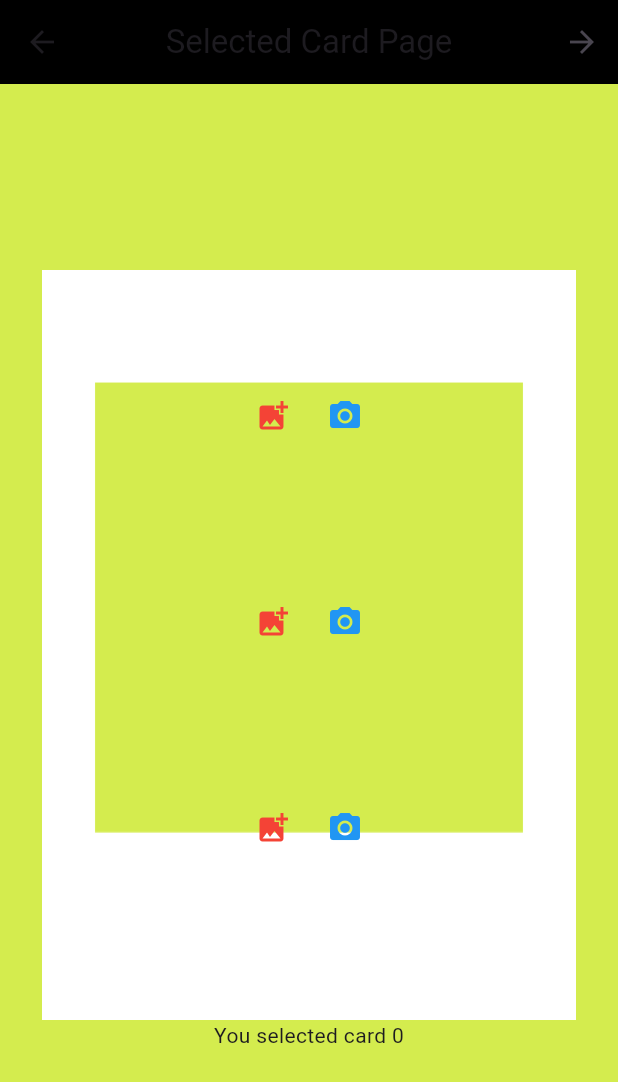
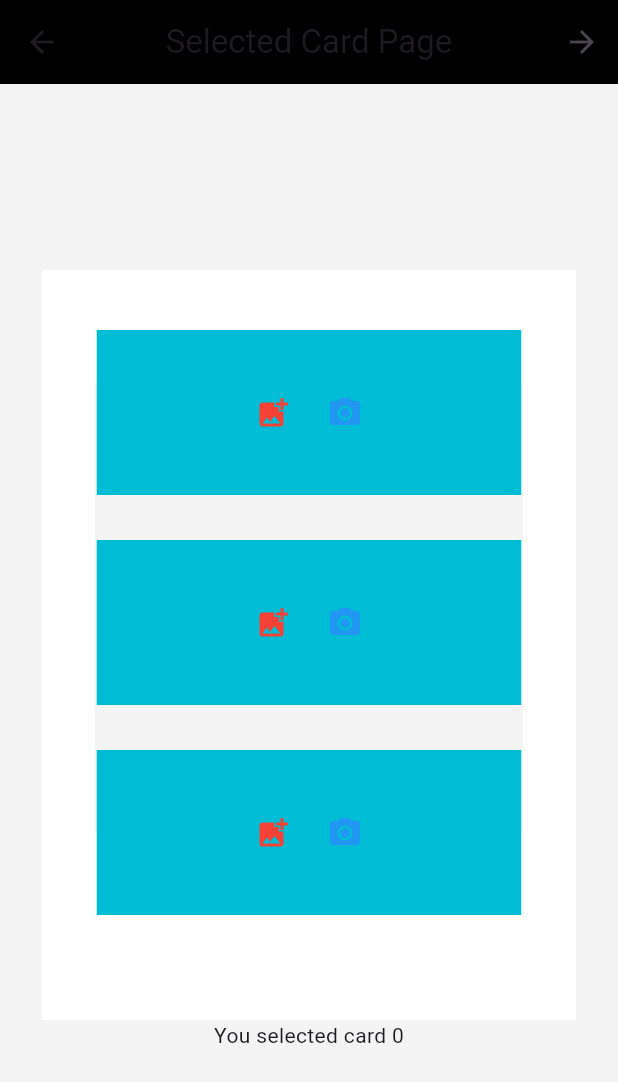
Before and after one commit to aryaaqilah/efun-uxuxux, a Flutter app: the SelectedCard3x1Page screen opened directly with empty values, on a phone screen of 412 x 824 dp. Shown: the top 1082 px of the screen. Run offline on Flutter 3.47's test engine with Material 3 defaults, Android fonts, the phone set to English and light mode, and no system bars; drawn by our look-alikes of screenshot; our stand-ins replace blur, flutter_colorpicker, image_gallery_saver, image_picker; missing offline and left inert: colorfilter_generator, lindi_sticker_widget, matrix_gesture_detector, painter, pixel_color_picker, text_editor and 1 more.

Commit message:
ini update lagi, sekarang jadi gada bordernya

```diff
--- a/lib/main.dart
+++ b/lib/main.dart
@@ -35,7 +35,7 @@ class MyApp extends StatelessWidget {
       title: 'Photo Editor',
       debugShowCheckedModeBanner: false,
       theme: ThemeData(
-          scaffoldBackgroundColor: Color.fromARGB(255, 212, 236, 78),
+          scaffoldBackgroundColor: Color.fromARGB(244, 244, 244, 244),
           primarySwatch: Colors.blueGrey,
           appBarTheme: const AppBarTheme(
               color: Colors.black, centerTitle: true, elevation: 0),
--- a/lib/screens/choose_image_3x1_screen.dart
+++ b/lib/screens/choose_image_3x1_screen.dart
@@ -82,18 +82,25 @@ class _SelectedCard3x1PageState extends State<SelectedCard3x1Page> {
           children: [
             Screenshot(
               controller: screenshotController,
+              child: Container(
+                width: 357,
                 child: Stack(
                   children: [
-                  Container(
-                    width: 400,
+                    Center(
+                      child: Container(
+                        width: 357,
                         height: 500,
+                        // color: Colors.cyan,
                         child: Image.asset('assets/layout/$index.png'),
                       ),
+                    ),
                     Padding(
-                    padding: const EdgeInsets.only(top: 42.0),
+                      padding: const EdgeInsets.only(top: 40.0),
+                      child: Center(
                         child: Container(
-                      width: 400,
-                      height: 385,
+                          width: 300,
+                          // color: Colors.brown,
+                          height: 390,
                           child: Column(
                             mainAxisAlignment: MainAxisAlignment.spaceBetween,
                             children: List.generate(3, (i) {
@@ -102,6 +109,7 @@ class _SelectedCard3x1PageState extends State<SelectedCard3x1Page> {
                                 children: [
                                   images[i] == null
                                       ? Container(
+                                          color: Colors.cyan,
                                           width: 283,
                                           height: 110,
                                           child: Row(
@@ -109,8 +117,8 @@ class _SelectedCard3x1PageState extends State<SelectedCard3x1Page> {
                                                 MainAxisAlignment.center,
                                             children: [
                                               IconButton(
-                                            icon:
-                                                Icon(Icons.add_photo_alternate),
+                                                icon: Icon(
+                                                    Icons.add_photo_alternate),
                                                 color: Colors.red,
                                                 onPressed: () => _pickImage(
                                                     i, ImageSource.gallery),
@@ -125,12 +133,12 @@ class _SelectedCard3x1PageState extends State<SelectedCard3x1Page> {
                                           ),
                                         )
                                       : Container(
-                                      width: 283,
-                                      color: Colors.amber,
+                                          width: 286,
+                                          color: Colors.black,
                                           child: Image.file(
                                             images[i]!,
                                             width: 100,
-                                        height: 110,
+                                            height: 115,
                                             fit: BoxFit.cover,
                                           ),
                                         ),
@@ -140,7 +148,9 @@ class _SelectedCard3x1PageState extends State<SelectedCard3x1Page> {
                           ),
                         ),
                       ),
+                    ),
                   ],
+                ),
               ),
             ),
             Text('You selected card ${widget.cardIndex}'),
```
Lines whose indentation alone changed are shown as unchanged.
